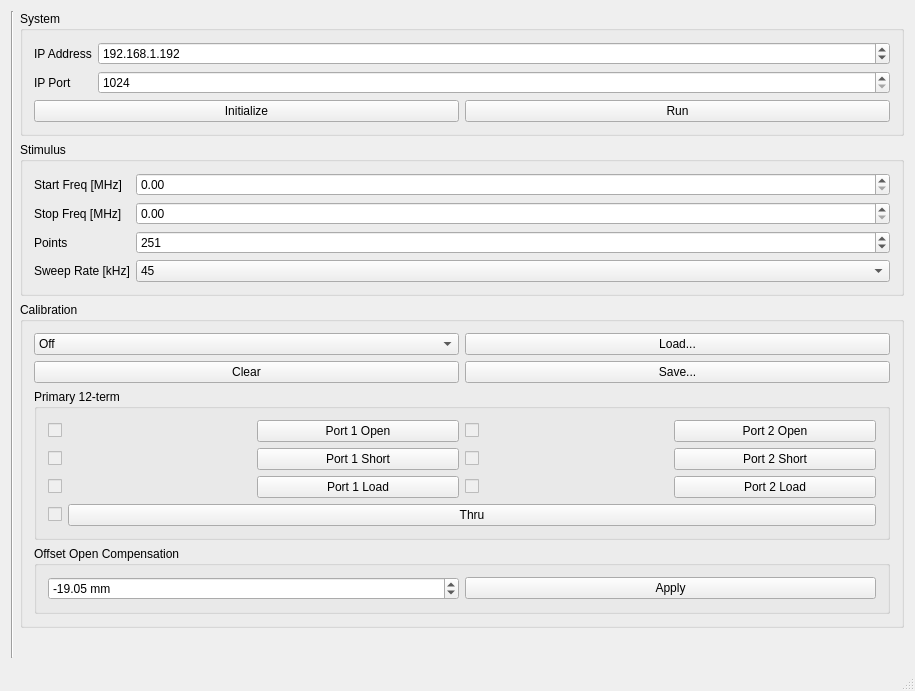
Qt form mainwindow.ui (AkelaInc/OpenVNA-Cxx-Demo) before a commit.
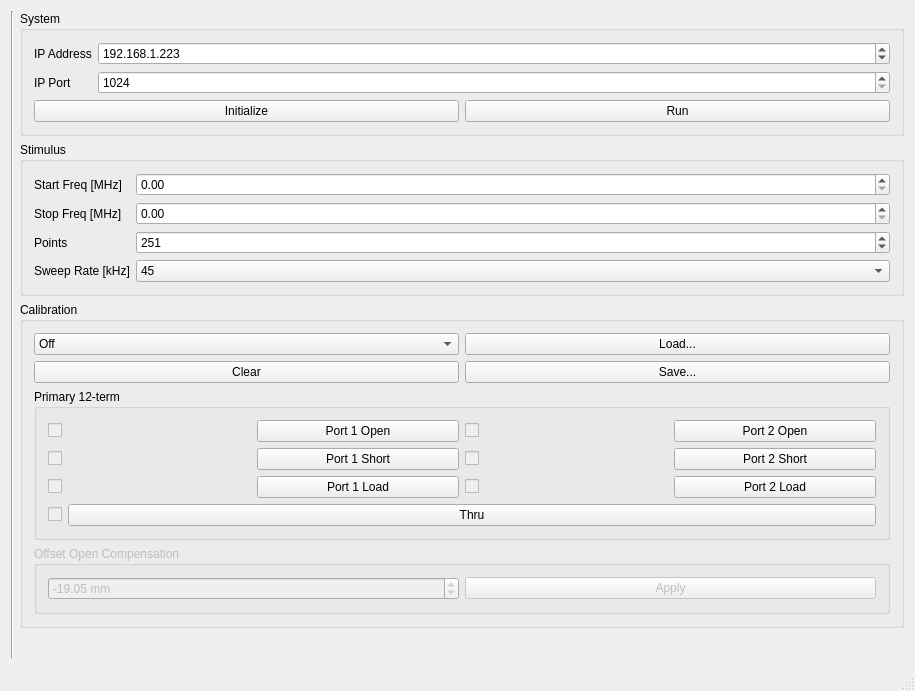
The same form after that commit.

Patch:
```diff
--- a/mainwindow.ui
+++ b/mainwindow.ui
@@ -45,7 +45,7 @@
             <number>254</number>
            </property>
            <property name="value">
-            <number>192</number>
+            <number>223</number>
            </property>
           </widget>
          </item>
@@ -420,9 +420,18 @@
          </item>
          <item row="3" column="0" colspan="3">
           <widget class="QGroupBox" name="groupBox_2">
+           <property name="enabled">
+            <bool>false</bool>
+           </property>
            <property name="title">
             <string>Offset Open Compensation</string>
            </property>
+           <property name="flat">
+            <bool>false</bool>
+           </property>
+           <property name="checkable">
+            <bool>false</bool>
+           </property>
            <layout class="QGridLayout" name="gridLayout_4">
             <item row="0" column="0">
              <widget class="QDoubleSpinBox" name="openLength">
```
